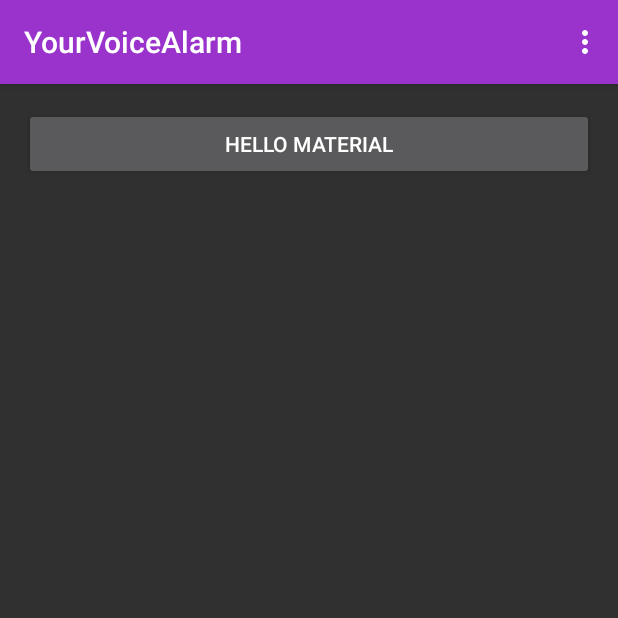
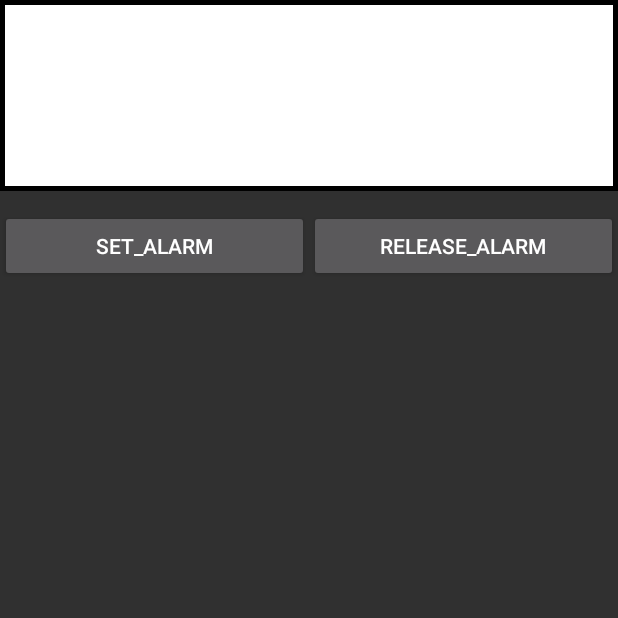
Before and after one commit to drinkssu/YourVoiceAlarm, an Android app: the screen it shows after launch (MainActivity), on a phone screen of 412 x 824 dp, the top half of it. Run offline under Robolectric (Android 15) with nearby library versions, the phone set to English and light mode, and no system bars.

Commit message:
구성민님이 업로드 하셨습니다.
*Features
- 알람 functions

*Problems
- main_activity 에 있는 mTextview 글씨가 안나타남.

```diff
--- a/app/src/main/java/com/drinkssu/yourvoicealarm/MainActivity.java
+++ b/app/src/main/java/com/drinkssu/yourvoicealarm/MainActivity.java
@@ -1,78 +1,143 @@
 package com.drinkssu.yourvoicealarm;
 
-
-import android.media.Image;
-import android.support.v7.app.ActionBarActivity;
+import android.app.Activity;
+import android.app.AlarmManager;
+import android.app.FragmentManager;
+import android.app.PendingIntent;
+import android.content.Context;
+import android.content.Intent;
 import android.os.Bundle;
-import android.support.v7.widget.Toolbar;
-import android.util.Log;
+import android.os.Handler;
+import android.os.Message;
 import android.view.Menu;
 import android.view.MenuItem;
-import android.widget.ImageView;
+import android.view.View;
+import android.widget.Button;
 import android.widget.TextView;
+import android.widget.Toast;
 
-import com.android.volley.Request;
-import com.android.volley.RequestQueue;
-import com.android.volley.Response;
-import com.android.volley.VolleyError;
-import com.android.volley.toolbox.JsonObjectRequest;
-import com.android.volley.toolbox.StringRequest;
-import com.android.volley.toolbox.Volley;
-import com.bumptech.glide.Glide;
-import com.bumptech.glide.integration.volley.VolleyUrlLoader;
-import com.bumptech.glide.load.model.GlideUrl;
+import java.util.Calendar;
+import java.util.GregorianCalendar;
 
-import org.json.JSONObject;
 
-import java.io.InputStream;
+public class MainActivity extends Activity {
 
-public class MainActivity extends ActionBarActivity{
+    Button set_Alarm;
+    Button release_Alarm;
+    TextView mtextView;
 
-    ImageView imageView;
+    Bundle b_a = new Bundle();
+    Bundle b_b = new Bundle();
 
-    TextView textView;
+    GregorianCalendar today = new GregorianCalendar ( );
+
+    int myear = today.get(today.YEAR);
+    int mmonth = today.get(today.MONTH);
+    int mday = today.get(today.DAY_OF_MONTH);
+    int mhh = today.get (today.HOUR_OF_DAY);
+    int mmm = today.get (today.MINUTE);
+
+    public static AlarmManager malarm;
+    Intent mintent;
+    FragmentManager fm = getFragmentManager();
+    PendingIntent pender;
+    Handler mHandler_b = new Handler(){
+        @Override
+        public void handleMessage(Message m){
+            /** Creating a bundle object to pass currently set Time to the fragment */
+            b_b = m.getData();
+
+            mhh = b_b.getInt("set_hour");
+
+            mmm = b_b.getInt("set_minute");
+            /** Displaying a short time message containing time set by Timer dialog fragment */
+            mtextView.setText(""+ myear +"년 "+ (mmonth+1) +"월 "+ mday +"일 "+mhh+"시 "+mmm+"분");
+
+            Calendar calendar = Calendar.getInstance();
+            calendar.set(myear, mmonth , mday, mhh, mmm);
+
+            malarm.set(AlarmManager.RTC_WAKEUP, calendar.getTimeInMillis(), pender);
+            Toast.makeText(getBaseContext(), "Alram Setting success", Toast.LENGTH_SHORT).show();
+        }
+    };
+
+    Handler mHandler_a = new Handler(){
+        @Override
+        public void handleMessage(Message m){
+            /** Creating a bundle object to pass currently set Time to the fragment */
+
+            b_a = m.getData();
+
+            myear = b_a.getInt("set_year");
+
+            mmonth = b_a.getInt("set_month");
+
+            mday = b_a.getInt("set_day");
+
+            TimerDialogFragment dTDF = new TimerDialogFragment(mHandler_b);
+            dTDF.setArguments(b_b);
+            dTDF.show(fm, "Timer Dialog Fragment");
+            /** Displaying a short time message containing time set by Timer dialog fragment */
+        }
+    };
+
 
     @Override
     protected void onCreate(Bundle savedInstanceState) {
         super.onCreate(savedInstanceState);
         setContentView(R.layout.activity_main);
 
-        imageView = (ImageView)findViewById(R.id.imageview);
-        textView = (TextView)findViewById(R.id.textview);
+        set_Alarm = (Button) findViewById(R.id.set_Alarm);
+        release_Alarm = (Button) findViewById(R.id.release_Alarm);
+        mtextView = (TextView) findViewById(R.id.mtextView);
 
-        Toolbar toolbar = (Toolbar)findViewById(R.id.toolbar);
-        if (toolbar != null) {
-            setSupportActionBar(toolbar);
-        }
+        mtextView.setText(""+ myear +"년 "+ (mmonth+1) +"월 "+ mday +"일 "+mhh+"시 "+mmm+"분");
 
-        Glide.with(this)
-                .load("http://i.imgur.com/HaouSvg.gif")
-                .into(imageView);
 
-        RequestQueue queue = Volley.newRequestQueue(this);
-        final String url = "http://httpbin.org/get?param1=hello";
 
-// prepare the Request
-        JsonObjectRequest getRequest = new JsonObjectRequest(Request.Method.GET, url, null,
-                new Response.Listener<JSONObject>()
-                {
-                    @Override
-                    public void onResponse(JSONObject response) {
-                        // display response
-                        Log.d("Response", response.toString());
-                    }
-                },
-                new Response.ErrorListener()
-                {
-                    @Override
-                    public void onErrorResponse(VolleyError error) {
-                        Log.d("Error.Response", error.toString());
-                    }
-                }
-        );
+        malarm = (AlarmManager) this
+                .getSystemService(Context.ALARM_SERVICE);
 
-// add it to the RequestQueue
-        queue.add(getRequest);
+        mintent = new Intent(this,
+                AlarmReceive.class);
+
+        pender = PendingIntent.getBroadcast(
+                this, 0, mintent, PendingIntent.FLAG_CANCEL_CURRENT);
+
+        set_Alarm.setOnClickListener(new View.OnClickListener() {
+            @Override
+            public void onClick(View v) {
+                b_a.putInt("set_year", myear);
+
+                b_a.putInt("set_month", mmonth);
+
+                b_a.putInt("set_day", mday);
+
+                b_b.putInt("set_hour", mhh);
+
+                b_b.putInt("set_minute", mmm);
+
+                DatePickerFragment dDPF = new DatePickerFragment(mHandler_a);
+                dDPF.setArguments(b_a);
+                dDPF.show(fm, "Date Picker Fragment");
+            }
+        });
+
+        release_Alarm.setOnClickListener(new View.OnClickListener() {
+            @Override
+            public void onClick(View v) {
+                //malarm=(AlarmManager)this.getSystemService(ALARM_SERVICE);
+                malarm.cancel(pender);
+
+                Toast.makeText(getBaseContext(), "Alram Setting Release", Toast.LENGTH_SHORT).show();
+                myear = today.get(today.YEAR);
+                mmonth = today.get(today.MONTH);
+                mday = today.get(today.DAY_OF_MONTH);
+                mhh = today.get (today.HOUR_OF_DAY);
+                mmm = today.get (today.MINUTE);
+                mtextView.setText(""+ myear +"년 "+ (mmonth+1) +"월 "+ mday +"일 "+mhh+"시 "+mmm+"분");
+            }
+        });
     }
 
 
--- /dev/null
+++ b/app/src/main/res/drawable/xml_border.xml
@@ -0,0 +1,9 @@
+<?xml version="1.0" encoding="utf-8"?>
+<layer-list xmlns:android="http://schemas.android.com/apk/res/android" >
+ <item>
+            <shape android:shape="rectangle">
+                <stroke android:width="3dp" android:color="#FF000000" />
+                <solid android:color="#FFFFFFFF" />
+            </shape>
+    </item>
+</layer-list>
--- a/app/src/main/res/layout/activity_main.xml
+++ b/app/src/main/res/layout/activity_main.xml
@@ -1,25 +1,50 @@
 <LinearLayout xmlns:android="http://schemas.android.com/apk/res/android"
-    xmlns:tools="http://schemas.android.com/tools" android:layout_width="match_parent"
-    android:layout_height="match_parent" android:paddingLeft="@dimen/activity_horizontal_margin"
+    xmlns:tools="http://schemas.android.com/tools"
+    android:layout_width="match_parent"
+    android:layout_height="match_parent"
     android:orientation="vertical"
-    android:paddingRight="@dimen/activity_horizontal_margin"
-    android:paddingTop="@dimen/activity_vertical_margin"
-    android:paddingBottom="@dimen/activity_vertical_margin" tools:context=".MainActivity">
+    android:weightSum="1">
 
-    <Button android:id="@+id/yellobutton"
+    <TextView
+        android:id="@+id/mtextView"
+        android:textSize="20dp"
+        android:text=""
+        android:background="@drawable/xml_border"
+        android:gravity="center"
         android:layout_width="match_parent"
         android:layout_height="wrap_content"
-        android:text="Hello Material"
-        android:elevation="5dp"/>
-
-    <ImageView
-        android:id="@+id/imageview"
-        android:layout_width="wrap_content"
+        android:layout_weight="0.15"/>
+    <LinearLayout xmlns:android="http://schemas.android.com/apk/res/android"
+        xmlns:tools="http://schemas.android.com/tools"
+        android:layout_width="match_parent"
+        android:layout_height="wrap_content"
+        android:layout_weight="0.04"
+        android:gravity="center"
+        android:orientation="horizontal">
+        <Button
+            android:id="@+id/set_Alarm"
+            android:text="Set_Alarm"
+            android:layout_width="match_parent"
+            android:layout_height="wrap_content"
+            android:layout_weight="0.5"/>
+        <Button
+            android:id="@+id/release_Alarm"
+            android:text="Release_Alarm"
+            android:layout_width="match_parent"
+            android:layout_height="wrap_content"
+            android:layout_weight="0.5"/>
+    </LinearLayout>
+    <EditText
+        android:id="@+id/Answer"
+        android:gravity="center"
+        android:visibility="invisible"
+        android:layout_width="match_parent"
+        android:layout_height="wrap_content"
+        android:hint="Write Here !" />
+    <Button
+        android:id="@+id/Abtn"
+        android:text="Submit"
+        android:visibility="invisible"
+        android:layout_width="match_parent"
         android:layout_height="wrap_content" />
-
-    <TextView
-        android:id="@+id/textview"
-        android:layout_width="wrap_content"
-        android:layout_height="wrap_content" />
-
 </LinearLayout>
```
Also changed, not shown: app/src/main/AndroidManifest.xml (+24 -6 lines), app/src/main/java/com/drinkssu/yourvoicealarm/AlarmReceive.java (added, +55 -0 lines), app/src/main/java/com/drinkssu/yourvoicealarm/DatePickerFragment.java (added, +80 -0 lines), app/src/main/java/com/drinkssu/yourvoicealarm/MainActivity2.java (deleted, +0 -40 lines), app/src/main/java/com/drinkssu/yourvoicealarm/OffAlarm.java (added, +126 -0 lines), app/src/main/java/com/drinkssu/yourvoicealarm/TimerDialogFragment.java (added, +65 -0 lines), app/src/main/java/com/drinkssu/yourvoicealarm/net1.java (added, +76 -0 lines), app/src/main/java/com/drinkssu/yourvoicealarm/net2.java (added, +14 -0 lines), app/src/main/res/layout/net1.xml (added, +25 -0 lines), app/src/main/res/layout/net2.xml (renamed from app/src/main/res/layout/activity_main_activity2.xml), 1 other file.
